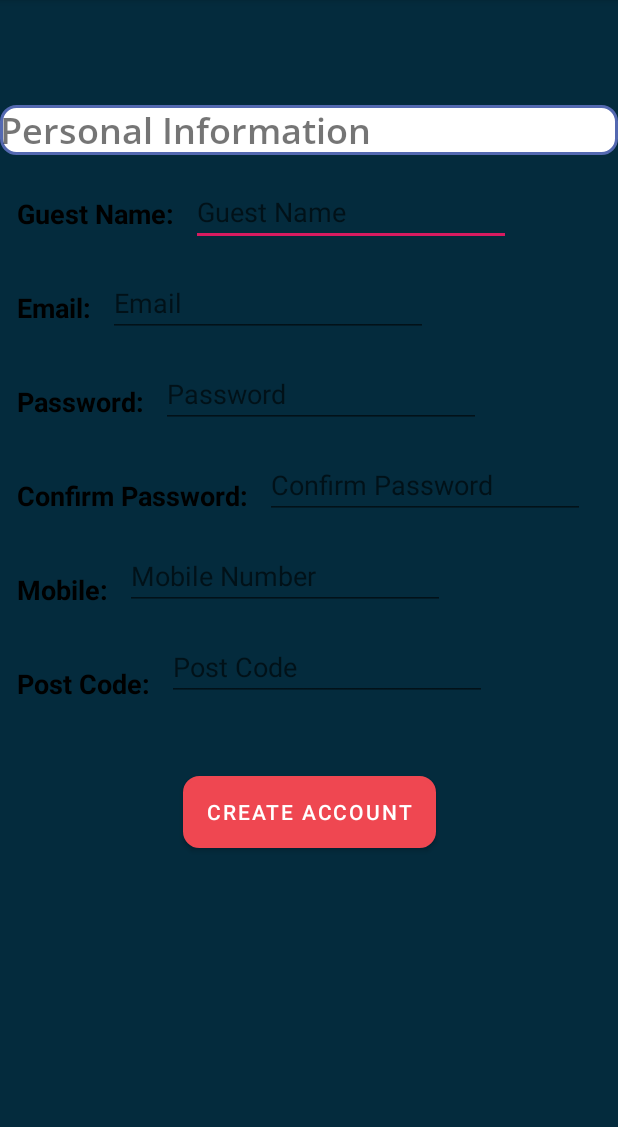
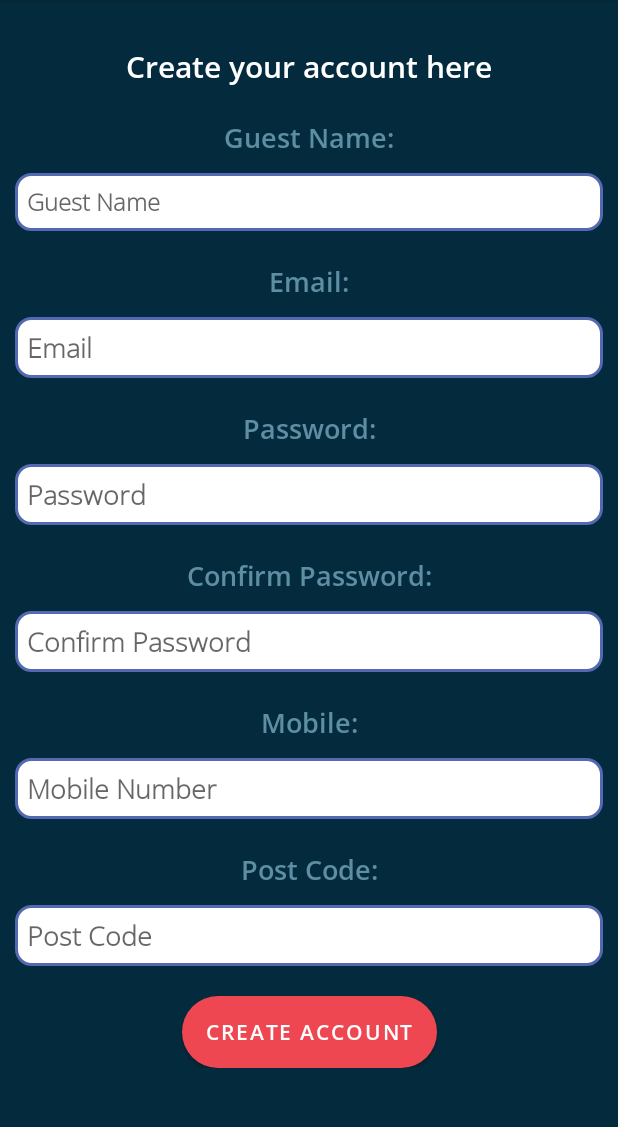
Before and after one commit to TeradonGenesis/Booking_App, an Android app: the Account_Creation_Activity screen opened directly, with no data from a screen before it, on a phone screen of 412 x 824 dp, the part 84-1211 px from its top. Run offline under Robolectric (Android 15) with nearby library versions, the phone set to English and light mode, and no system bars; our stand-ins replace Volley; network calls fail.

Commit message:
Aldalton modified the UI/UX for account creation page

```diff
--- a/Kuching_Park_Hotel/app/src/main/res/layout/activity_account__creation_.xml
+++ b/Kuching_Park_Hotel/app/src/main/res/layout/activity_account__creation_.xml
@@ -1,178 +1,222 @@
 <?xml version="1.0" encoding="utf-8"?>
-<androidx.constraintlayout.widget.ConstraintLayout xmlns:android="http://schemas.android.com/apk/res/android"
+<ScrollView
     xmlns:app="http://schemas.android.com/apk/res-auto"
     xmlns:tools="http://schemas.android.com/tools"
     android:layout_width="match_parent"
     android:layout_height="match_parent"
     android:background="@color/darkblue"
+    xmlns:android="http://schemas.android.com/apk/res/android">
+
+    <androidx.constraintlayout.widget.ConstraintLayout
+        android:id="@+id/frameLayout"
+        android:layout_width="match_parent"
+        android:layout_height="wrap_content"
+        android:padding="10dp"
         tools:context="com.example.kuching_park_hotel.Account_Creation_Activity">
 
         <TextView
             android:id="@+id/textView_personal_Information"
             android:layout_width="match_parent"
             android:layout_height="wrap_content"
-        android:text="Personal Information"
-        android:textStyle="bold"
-        android:textSize="24sp"
+            android:text="Create your account here"
+            android:textSize="20sp"
+            android:textAlignment="center"
             android:fontFamily="@font/open_sans_semibold"
             app:layout_constraintLeft_toLeftOf="parent"
             app:layout_constraintTop_toTopOf="parent"
-        android:layout_marginTop="70dp"
+            android:layout_marginTop="20dp"
+            android:textColor="@color/white"
+            />
+
+        <TextView
+            android:layout_marginTop="10dp"
+            android:id="@+id/textView_Guest_name"
+            android:fontFamily="@font/open_sans_semibold"
+            android:textColor="@color/textcolor"
+            android:layout_width="wrap_content"
+            android:layout_height="wrap_content"
+            android:text="Guest Name:"
+            android:textAlignment="center"
+            android:textSize="18sp"
+            android:padding="11dp"
+            app:layout_constraintTop_toBottomOf="@+id/textView_personal_Information"
+            app:layout_constraintLeft_toLeftOf="parent"
+            app:layout_constraintRight_toRightOf="parent"/>
+
+        <EditText
+            android:id="@+id/editText_Guest_name"
+            android:layout_width="match_parent"
+            android:layout_height="wrap_content"
+            android:ems="10"
+            android:textSize="16sp"
+            android:inputType="textPersonName"
+            android:background="@drawable/rounded"
+            android:padding="8dp"
+            android:fontFamily="@font/open_sans_light_italic"
+            android:textStyle="bold"
+            android:hint="Guest Name"
+            app:layout_constraintLeft_toLeftOf="@id/textView_Guest_name"
+            app:layout_constraintRight_toRightOf="parent"
+            app:layout_constraintTop_toBottomOf="@id/textView_Guest_name"/>
+
+        <TextView
+            android:layout_marginTop="10dp"
+            android:id="@+id/textView_Guest_email"
+            android:layout_width="wrap_content"
+            android:layout_height="wrap_content"
+            android:textAlignment="center"
+            android:text="Email:"
+            android:fontFamily="@font/open_sans_semibold"
+            android:textColor="@color/textcolor"
+            android:textSize="18sp"
+            android:padding="11dp"
+            app:layout_constraintTop_toBottomOf="@+id/editText_Guest_name"
+            app:layout_constraintLeft_toLeftOf="parent"
+            app:layout_constraintRight_toRightOf="parent"/>
+
+        <EditText
+            android:id="@+id/editText_Guest_email"
+            android:layout_width="match_parent"
+            android:layout_height="wrap_content"
+            android:ems="10"
+            android:fontFamily="@font/open_sans_light_italic"
+            android:textStyle="bold"
+            android:inputType="textPersonName"
+            android:hint="Email"
+            android:padding="8dp"
+            app:layout_constraintLeft_toLeftOf="@id/textView_Guest_email"
+            app:layout_constraintTop_toBottomOf="@id/textView_Guest_email"
             android:background="@drawable/rounded"/>
 
         <TextView
-        android:id="@+id/textView_Guest_name"
-        android:layout_width="wrap_content"
-        android:layout_height="wrap_content"
-        android:text="Guest Name:"
-        android:textStyle="bold"
-        android:textSize="18sp"
-        android:padding="11dp"
-        android:textColor="@color/black"
-        app:layout_constraintTop_toBottomOf="@id/textView_personal_Information"
-        android:layout_marginTop="15dp"
-        app:layout_constraintLeft_toLeftOf="parent"/>
-
-    <EditText
-        android:id="@+id/editText_Guest_name"
-        android:layout_width="wrap_content"
-        android:layout_height="wrap_content"
-        android:ems="10"
-        android:inputType="textPersonName"
-        android:layout_marginTop="15dp"
-        android:hint="Guest Name"
-        app:layout_constraintLeft_toRightOf="@id/textView_Guest_name"
-        app:layout_constraintTop_toBottomOf="@id/textView_personal_Information"/>
-
-    <TextView
-        android:id="@+id/textView_Guest_email"
-        android:layout_width="wrap_content"
-        android:layout_height="wrap_content"
-        android:text="Email:"
-        android:textStyle="bold"
-        android:textColor="@color/black"
-        android:textSize="18sp"
-        android:padding="11dp"
-        app:layout_constraintTop_toBottomOf="@id/textView_Guest_name"
-        android:layout_marginTop="15dp"
-        app:layout_constraintLeft_toLeftOf="parent"/>
-
-    <EditText
-        android:id="@+id/editText_Guest_email"
-        android:layout_width="wrap_content"
-        android:layout_height="wrap_content"
-        android:ems="10"
-        android:inputType="textPersonName"
-        android:layout_marginTop="15dp"
-        android:hint="Email"
-        app:layout_constraintLeft_toRightOf="@id/textView_Guest_email"
-        app:layout_constraintTop_toBottomOf="@id/editText_Guest_name"/>
-    <TextView
+            android:layout_marginTop="10dp"
             android:id="@+id/textView_Guest_password"
             android:layout_width="wrap_content"
             android:layout_height="wrap_content"
             android:text="Password:"
-        android:textStyle="bold"
-        android:textColor="@color/black"
+            android:textAlignment="center"
+            android:fontFamily="@font/open_sans_semibold"
+            android:textColor="@color/textcolor"
             android:textSize="18sp"
             android:padding="11dp"
-        app:layout_constraintTop_toBottomOf="@id/textView_Guest_email"
-        android:layout_marginTop="15dp"
-        app:layout_constraintLeft_toLeftOf="parent"/>
+            app:layout_constraintTop_toBottomOf="@+id/editText_Guest_email"
+            app:layout_constraintLeft_toLeftOf="parent"
+            app:layout_constraintRight_toRightOf="parent"/>
 
         <EditText
             android:id="@+id/editText_Guest_password"
-        android:layout_width="wrap_content"
+            android:layout_width="match_parent"
             android:layout_height="wrap_content"
             android:ems="10"
             android:inputType="textPassword"
-        android:layout_marginTop="15dp"
             android:hint="Password"
-        app:layout_constraintLeft_toRightOf="@id/textView_Guest_password"
-        app:layout_constraintTop_toBottomOf="@id/editText_Guest_email"/>
+            android:fontFamily="@font/open_sans_light_italic"
+            android:textStyle="bold"
+            app:layout_constraintLeft_toLeftOf="@id/textView_Guest_password"
+            android:background="@drawable/rounded"
+            android:padding="8dp"
+            app:layout_constraintTop_toBottomOf="@id/textView_Guest_password"/>
 
         <TextView
+            android:layout_marginTop="10dp"
             android:id="@+id/textView_Guest_confirm_password"
             android:layout_width="wrap_content"
             android:layout_height="wrap_content"
             android:text="Confirm Password:"
-        android:textStyle="bold"
-        android:textColor="@color/black"
+            android:fontFamily="@font/open_sans_semibold"
+            android:textAlignment="center"
+            android:textColor="@color/textcolor"
             android:textSize="18sp"
             android:padding="11dp"
-        app:layout_constraintTop_toBottomOf="@id/textView_Guest_password"
-        android:layout_marginTop="15dp"
-        app:layout_constraintLeft_toLeftOf="parent"/>
+            app:layout_constraintTop_toBottomOf="@+id/editText_Guest_password"
+            app:layout_constraintLeft_toLeftOf="parent"
+            app:layout_constraintRight_toRightOf="parent"/>
 
         <EditText
             android:id="@+id/editText_Guest_confirm_password"
-        android:layout_width="wrap_content"
+            android:layout_width="match_parent"
             android:layout_height="wrap_content"
             android:ems="10"
             android:inputType="textPassword"
-        android:layout_marginTop="15dp"
             android:hint="Confirm Password"
-        app:layout_constraintLeft_toRightOf="@id/textView_Guest_confirm_password"
-        app:layout_constraintTop_toBottomOf="@id/editText_Guest_password"/>
+            android:fontFamily="@font/open_sans_light_italic"
+            android:textStyle="bold"
+            android:padding="8dp"
+            android:background="@drawable/rounded"
+            app:layout_constraintLeft_toLeftOf="@id/textView_Guest_confirm_password"
+            app:layout_constraintTop_toBottomOf="@id/textView_Guest_confirm_password"/>
 
         <TextView
+            android:layout_marginTop="10dp"
             android:id="@+id/textView_Guest_mobile"
             android:layout_width="wrap_content"
             android:layout_height="wrap_content"
             android:text="Mobile:"
-        android:textStyle="bold"
-        android:textColor="@color/black"
+            android:fontFamily="@font/open_sans_semibold"
+            android:textColor="@color/textcolor"
+            android:textAlignment="center"
             android:textSize="18sp"
             android:padding="11dp"
-        app:layout_constraintTop_toBottomOf="@id/textView_Guest_confirm_password"
-        android:layout_marginTop="15dp"
-        app:layout_constraintLeft_toLeftOf="parent"/>
+            app:layout_constraintTop_toBottomOf="@+id/editText_Guest_confirm_password"
+            app:layout_constraintLeft_toLeftOf="parent"
+            app:layout_constraintRight_toRightOf="parent"/>
 
         <EditText
             android:id="@+id/editText_Guest_mobile"
-        android:layout_width="wrap_content"
+            android:layout_width="match_parent"
             android:layout_height="wrap_content"
             android:ems="10"
             android:inputType="textPersonName"
-        android:layout_marginTop="15dp"
+            android:fontFamily="@font/open_sans_light_italic"
+            android:textStyle="bold"
             android:hint="Mobile Number"
-        app:layout_constraintLeft_toRightOf="@id/textView_Guest_mobile"
-        app:layout_constraintTop_toBottomOf="@id/editText_Guest_confirm_password"/>
+            android:padding="8dp"
+            android:background="@drawable/rounded"
+            app:layout_constraintLeft_toLeftOf="@id/textView_Guest_mobile"
+            app:layout_constraintTop_toBottomOf="@id/textView_Guest_mobile"/>
 
         <TextView
+            android:layout_marginTop="10dp"
             android:id="@+id/textView_Guest_postCode"
             android:layout_width="wrap_content"
             android:layout_height="wrap_content"
             android:text="Post Code:"
-        android:textStyle="bold"
-        android:textColor="@color/black"
+            android:fontFamily="@font/open_sans_semibold"
+            android:textColor="@color/textcolor"
+            android:textAlignment="center"
             android:textSize="18sp"
             android:padding="11dp"
-        app:layout_constraintTop_toBottomOf="@id/textView_Guest_mobile"
-        android:layout_marginTop="15dp"
-        app:layout_constraintLeft_toLeftOf="parent"/>
+            app:layout_constraintTop_toBottomOf="@+id/editText_Guest_mobile"
+            app:layout_constraintLeft_toLeftOf="parent"
+            app:layout_constraintRight_toRightOf="parent"/>
 
         <EditText
             android:id="@+id/editText_Guest_postCode"
-        android:layout_width="wrap_content"
+            android:layout_width="match_parent"
             android:layout_height="wrap_content"
             android:ems="10"
             android:inputType="textPersonName"
-        android:layout_marginTop="15dp"
+            android:fontFamily="@font/open_sans_light_italic"
+            android:textStyle="bold"
             android:hint="Post Code"
-        app:layout_constraintLeft_toRightOf="@id/textView_Guest_postCode"
-        app:layout_constraintTop_toBottomOf="@id/editText_Guest_mobile"/>
+            android:padding="8dp"
+            android:background="@drawable/rounded"
+            app:layout_constraintLeft_toLeftOf="@id/textView_Guest_postCode"
+            app:layout_constraintTop_toBottomOf="@id/textView_Guest_postCode"/>
 
         <Button
             android:id="@+id/button_account_creation"
             android:layout_width="wrap_content"
             android:layout_height="wrap_content"
             android:text="Create Account"
-        android:background="@drawable/rounded"
+
+            android:background="@drawable/rounded_button"
+            android:fontFamily="@font/open_sans_semibold"
             app:layout_constraintLeft_toLeftOf="parent"
             app:layout_constraintRight_toRightOf="parent"
-        app:layout_constraintTop_toBottomOf="@id/editText_Guest_postCode"
-        android:layout_marginTop="50dp"
+            app:layout_constraintTop_toBottomOf="@+id/editText_Guest_postCode"
+            android:layout_marginTop="20dp"
             />
 
     </androidx.constraintlayout.widget.ConstraintLayout>
+</ScrollView>
--- a/Kuching_Park_Hotel/app/src/main/res/layout/activity_login.xml
+++ b/Kuching_Park_Hotel/app/src/main/res/layout/activity_login.xml
@@ -63,11 +63,11 @@
         app:layout_constraintBottom_toBottomOf="@id/textView_login_email"
         app:layout_constraintBottom_toTopOf="@id/textView_password_email"
         android:layout_width="300dp"
-        android:layout_height="30dp"
+        android:layout_height="wrap_content"
         android:ems="20"
         android:inputType="textPersonName"
         android:hint="Enter your email here"
-        android:padding="3dp"
+        android:padding="10dp"
         android:fontFamily="@font/open_sans_light_italic"
         android:layout_marginBottom="20dp"
         />
@@ -91,9 +91,9 @@
         app:layout_constraintBottom_toBottomOf="@id/textView_password_email"
         app:layout_constraintBottom_toTopOf="@id/button_main"
         android:layout_width="300dp"
-        android:layout_height="30dp"
+        android:layout_height="wrap_content"
         android:ems="20"
-        android:padding="3dp"
+        android:padding="10dp"
         android:inputType="textPassword"
         android:hint="Enter your password here"
         android:fontFamily="@font/open_sans_light_italic"
```
Lines whose indentation alone changed are shown as unchanged.
